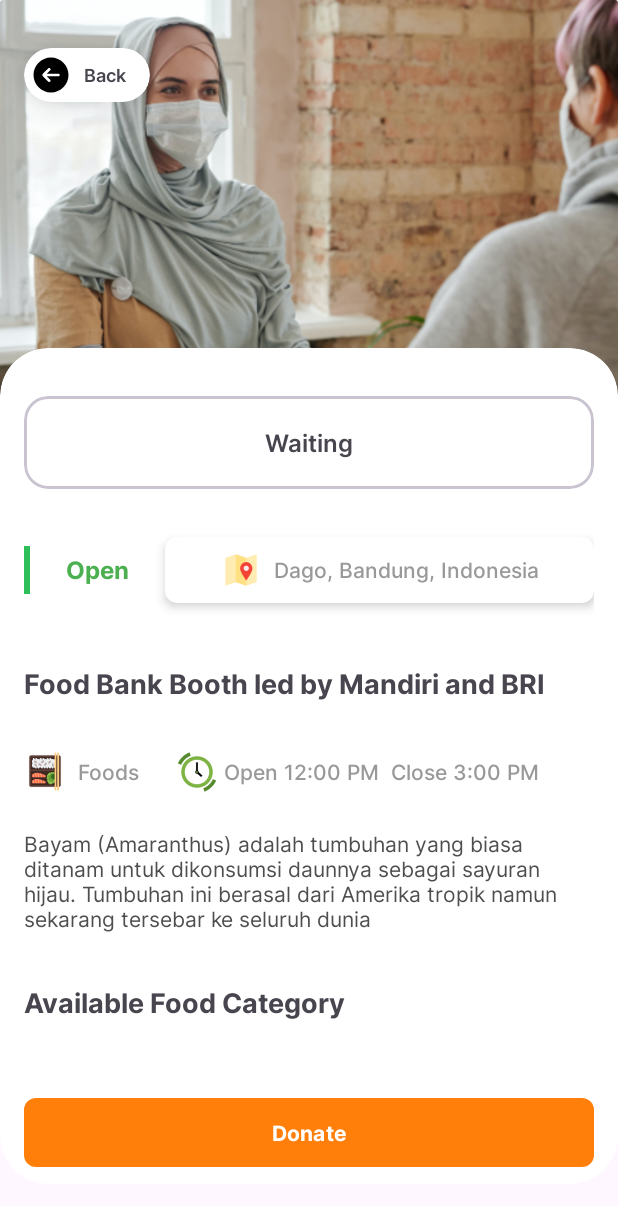
After one commit to Gity-Headquarters/FoodBank, an Android app: the DetailBoothActivity screen opened directly, with no data from a screen before it, on a phone screen of 412 x 824 dp. The commit adds this screen. Shown: the top 1206 px of the screen. Run offline under Robolectric (Android 15) with nearby library versions, the phone set to English and light mode, and no system bars.

Commit message:
Berhasil implement desain untuk halalaman Detail Booth

```diff
--- a/app/src/main/AndroidManifest.xml
+++ b/app/src/main/AndroidManifest.xml
@@ -2,7 +2,7 @@
 <manifest xmlns:android="http://schemas.android.com/apk/res/android"
     xmlns:tools="http://schemas.android.com/tools">
 
-    <uses-permission android:name="android.permission.INTERNET"/>
+    <uses-permission android:name="android.permission.INTERNET" />
 
     <application
         android:allowBackup="true"
@@ -14,6 +14,9 @@
         android:supportsRtl="true"
         android:theme="@style/Theme.FoodBank"
         tools:targetApi="31">
+        <activity
+            android:name=".ui.activity.detail.DetailBoothActivity"
+            android:exported="false" />
         <activity
             android:name=".ui.activity.session.OnBoardingActivity"
             android:exported="false" />
--- a/app/src/main/java/com/gity/foodbank/data/remote/retrofit/service/Service.kt
+++ b/app/src/main/java/com/gity/foodbank/data/remote/retrofit/service/Service.kt
@@ -1,5 +1,7 @@
 package com.gity.foodbank.data.remote.retrofit.service
 
+import com.gity.foodbank.data.model.DataItem
+import com.gity.foodbank.data.model.ListBoothResponse
 import com.gity.foodbank.data.model.LoginResponse
 import com.gity.foodbank.data.model.LoginResponseDicoding
 import com.gity.foodbank.data.model.LoginResponseDicodingResult
@@ -10,6 +12,7 @@ import retrofit2.Response
 import retrofit2.http.Body
 import retrofit2.http.Field
 import retrofit2.http.FormUrlEncoded
+import retrofit2.http.GET
 import retrofit2.http.Header
 import retrofit2.http.POST
 
@@ -31,4 +34,7 @@ interface Service {
         @Field("password") password: String
     ): Response<RegisterResponse>
 
+    @GET("booth")
+    suspend fun getListBooth(): Response<List<DataItem>>
+
 }
--- a/app/src/main/java/com/gity/foodbank/factory/ViewModelFactory.kt
+++ b/app/src/main/java/com/gity/foodbank/factory/ViewModelFactory.kt
@@ -3,8 +3,10 @@ package com.gity.foodbank.factory
 import androidx.lifecycle.ViewModel
 import androidx.lifecycle.ViewModelProvider
 import com.gity.foodbank.repository.Repository
+import com.gity.foodbank.ui.activity.detail.DetailBoothViewModel
 import com.gity.foodbank.ui.activity.login.LoginViewModel
 import com.gity.foodbank.ui.activity.register.RegisterViewModel
+import com.gity.foodbank.ui.fragment.home.HomeViewModel
 
 @Suppress("UNCHECKED_CAST")
 class ViewModelFactory(private val repository: Repository) : ViewModelProvider.Factory {
@@ -13,6 +15,10 @@ class ViewModelFactory(private val repository: Repository) : ViewModelProvider.F
             return LoginViewModel(repository) as T
         } else if (modelClass.isAssignableFrom(RegisterViewModel::class.java)) {
             return RegisterViewModel(repository) as T
+        } else if (modelClass.isAssignableFrom(HomeViewModel::class.java)) {
+            return HomeViewModel(repository) as T
+        } else if (modelClass.isAssignableFrom(DetailBoothViewModel::class.java)) {
+            return DetailBoothViewModel(repository) as T
         }
         throw IllegalArgumentException("Unknown ViewModel class")
     }
--- a/app/src/main/java/com/gity/foodbank/repository/Repository.kt
+++ b/app/src/main/java/com/gity/foodbank/repository/Repository.kt
@@ -2,6 +2,8 @@ package com.gity.foodbank.repository
 
 
 import android.util.Log
+import com.gity.foodbank.data.model.DataItem
+import com.gity.foodbank.data.model.ListBoothResponse
 import com.gity.foodbank.data.model.LoginResponse
 import com.gity.foodbank.data.model.LoginResponseDicoding
 import com.gity.foodbank.data.model.RegisterResponse
@@ -42,5 +44,9 @@ class Repository(private val apiService: Service) {
         }
     }
 
+    suspend fun getListBooth(): Response<List<DataItem>> {
+        return apiService.getListBooth()
+    }
+
 
 }
--- /dev/null
+++ b/app/src/main/java/com/gity/foodbank/ui/activity/detail/DetailBoothActivity.kt
@@ -0,0 +1,25 @@
+package com.gity.foodbank.ui.activity.detail
+
+import android.os.Bundle
+import androidx.appcompat.app.AppCompatActivity
+import androidx.lifecycle.ViewModelProvider
+import com.gity.foodbank.databinding.ActivityDetailBoothBinding
+import com.gity.foodbank.di.Injection
+import com.gity.foodbank.factory.ViewModelFactory
+
+class DetailBoothActivity : AppCompatActivity() {
+
+    private lateinit var binding: ActivityDetailBoothBinding
+    private lateinit var viewModel: DetailBoothViewModel
+    override fun onCreate(savedInstanceState: Bundle?) {
+        super.onCreate(savedInstanceState)
+        binding = ActivityDetailBoothBinding.inflate(layoutInflater)
+        setContentView(binding.root)
+
+        val injection = Injection.provideRepository()
+        val viewModelFactory = ViewModelFactory(injection)
+        viewModel = ViewModelProvider(this, viewModelFactory)[DetailBoothViewModel::class.java]
+
+
+    }
+}
--- /dev/null
+++ b/app/src/main/java/com/gity/foodbank/ui/activity/detail/DetailBoothViewModel.kt
@@ -0,0 +1,10 @@
+package com.gity.foodbank.ui.activity.detail
+
+import androidx.lifecycle.ViewModel
+import com.gity.foodbank.repository.Repository
+
+class DetailBoothViewModel(private val repository: Repository) : ViewModel() {
+
+
+
+}
--- /dev/null
+++ b/app/src/main/res/drawable/ic_arrow_back_rounded.xml
@@ -0,0 +1,11 @@
+<vector xmlns:android="http://schemas.android.com/apk/res/android"
+    android:width="24dp"
+    android:height="24dp"
+    android:viewportWidth="24"
+    android:viewportHeight="24">
+  <path
+      android:fillColor="#FF000000"
+      android:pathData="m12.012,2c5.518,0 9.997,4.48 9.997,9.998 0,5.517 -4.479,9.997 -9.997,9.997s-9.998,-4.48 -9.998,-9.997c0,-5.518 4.48,-9.998 9.998,-9.998zM10.489,8.21s-1.502,1.505 -3.255,3.259c-0.147,0.147 -0.22,0.339 -0.22,0.531s0.073,0.383 0.22,0.53c1.753,1.754 3.254,3.258 3.254,3.258 0.145,0.145 0.335,0.217 0.526,0.217 0.192,-0.001 0.384,-0.074 0.531,-0.221 0.292,-0.293 0.294,-0.766 0.003,-1.057l-1.977,-1.977h6.693c0.414,0 0.75,-0.336 0.75,-0.75s-0.336,-0.75 -0.75,-0.75h-6.693l1.978,-1.979c0.29,-0.289 0.287,-0.762 -0.006,-1.054 -0.147,-0.147 -0.339,-0.221 -0.53,-0.222 -0.19,0 -0.38,0.071 -0.524,0.215z"
+      android:strokeLineJoin="round"
+      android:fillType="nonZero"/>
+</vector>
--- /dev/null
+++ b/app/src/main/res/drawable/ic_green_line.xml
@@ -0,0 +1,11 @@
+<vector xmlns:android="http://schemas.android.com/apk/res/android"
+    android:width="4dp"
+    android:height="32dp"
+    android:viewportWidth="4"
+    android:viewportHeight="32">
+  <path
+      android:pathData="M2,0L2,32"
+      android:strokeWidth="4"
+      android:fillColor="#00000000"
+      android:strokeColor="#2FBF5A"/>
+</vector>
--- /dev/null
+++ b/app/src/main/res/layout/activity_detail_booth.xml
@@ -0,0 +1,373 @@
+<?xml version="1.0" encoding="utf-8"?>
+<androidx.constraintlayout.widget.ConstraintLayout xmlns:android="http://schemas.android.com/apk/res/android"
+    xmlns:app="http://schemas.android.com/apk/res-auto"
+    xmlns:tools="http://schemas.android.com/tools"
+    android:layout_width="match_parent"
+    android:layout_height="match_parent"
+    tools:context=".ui.activity.detail.DetailBoothActivity">
+
+    <androidx.core.widget.NestedScrollView
+        android:layout_width="0dp"
+        android:layout_height="0dp"
+        app:layout_constraintBottom_toBottomOf="parent"
+        app:layout_constraintEnd_toEndOf="parent"
+        app:layout_constraintStart_toStartOf="parent"
+        app:layout_constraintTop_toTopOf="parent">
+
+        <LinearLayout
+            android:layout_width="match_parent"
+            android:layout_height="match_parent"
+            android:orientation="vertical"
+            app:layout_constraintBottom_toBottomOf="parent"
+            app:layout_constraintEnd_toEndOf="parent"
+            app:layout_constraintStart_toStartOf="parent"
+            app:layout_constraintTop_toTopOf="parent">
+
+            <!--  Top  -->
+            <FrameLayout
+                android:layout_width="wrap_content"
+                android:layout_height="wrap_content">
+
+                <androidx.cardview.widget.CardView
+                    app:cardElevation="0dp"
+                    android:elevation="0dp"
+                    android:layout_width="match_parent"
+                    android:layout_height="264dp">
+
+                    <!--  Booth Image  -->
+                    <ImageView
+                        android:id="@+id/iv_booth_image"
+                        android:layout_width="match_parent"
+                        android:layout_height="match_parent"
+                        android:scaleType="centerCrop"
+                        android:src="@drawable/foodbank1" />
+
+                    <!--  Button Back  -->
+                    <androidx.cardview.widget.CardView
+                        android:layout_width="wrap_content"
+                        android:layout_height="wrap_content"
+                        android:layout_marginStart="16dp"
+                        android:layout_marginTop="32dp"
+                        android:elevation="16dp"
+                        app:cardCornerRadius="32dp"
+                        app:cardElevation="16dp">
+
+                        <LinearLayout
+                            android:layout_width="wrap_content"
+                            android:layout_height="wrap_content"
+                            android:layout_gravity="center"
+                            android:gravity="center"
+                            android:orientation="horizontal">
+
+                            <ImageView
+                                android:layout_width="28dp"
+                                android:layout_height="28dp"
+                                android:layout_margin="4dp"
+                                android:src="@drawable/ic_arrow_back_rounded" />
+
+                            <TextView
+                                android:layout_width="wrap_content"
+                                android:layout_height="wrap_content"
+                                android:layout_marginStart="4dp"
+                                android:layout_marginEnd="16dp"
+                                android:fontFamily="@font/inter_semibold"
+                                android:text="Back"
+                                android:textSize="12sp" />
+
+                        </LinearLayout>
+
+                    </androidx.cardview.widget.CardView>
+
+                </androidx.cardview.widget.CardView>
+
+            </FrameLayout>
+
+            <!--  Bottom  -->
+            <androidx.cardview.widget.CardView
+                android:layout_width="match_parent"
+                android:layout_height="match_parent"
+                android:layout_marginTop="-32dp"
+                android:background="@color/white"
+                android:elevation="0dp"
+                app:cardElevation="0dp"
+                android:backgroundTint="@color/white"
+                app:cardCornerRadius="32dp">
+
+                <LinearLayout
+                    android:layout_width="match_parent"
+                    android:layout_height="match_parent"
+                    android:orientation="vertical">
+
+                    <!--  Status Request  -->
+                    <com.google.android.material.card.MaterialCardView
+                        android:layout_width="match_parent"
+                        android:layout_height="62dp"
+                        android:layout_marginStart="16dp"
+                        android:layout_marginTop="32dp"
+                        android:layout_marginEnd="16dp"
+                        android:layout_marginBottom="16dp"
+                        android:backgroundTint="@color/white"
+                        app:cardCornerRadius="16dp"
+                        app:strokeWidth="2dp">
+
+                        <TextView
+                            android:layout_width="wrap_content"
+                            android:layout_height="wrap_content"
+                            android:layout_gravity="center"
+                            android:fontFamily="@font/inter_semibold"
+                            android:text="Waiting"
+                            android:textSize="16dp" />
+
+                    </com.google.android.material.card.MaterialCardView>
+
+                    <!--  Status Open & Address  -->
+                    <LinearLayout
+                        android:layout_width="match_parent"
+                        android:layout_height="wrap_content"
+                        android:layout_marginStart="16dp"
+                        android:layout_marginEnd="16dp"
+                        android:orientation="horizontal">
+
+                        <ImageView
+                            android:layout_width="wrap_content"
+                            android:layout_height="match_parent"
+                            android:src="@drawable/ic_green_line" />
+
+                        <TextView
+                            android:layout_width="wrap_content"
+                            android:layout_height="wrap_content"
+                            android:layout_gravity="center"
+                            android:layout_marginStart="24dp"
+                            android:layout_marginEnd="24dp"
+                            android:fontFamily="@font/inter_bold"
+                            android:text="Open"
+                            android:textColor="#4CAF50"
+                            android:textSize="16sp" />
+
+                        <androidx.cardview.widget.CardView
+                            android:layout_width="match_parent"
+                            android:layout_height="44dp"
+                            android:layout_marginTop="16dp"
+                            android:layout_marginBottom="16dp"
+                            android:elevation="8dp"
+                            app:cardCornerRadius="8dp"
+                            app:cardElevation="4dp">
+
+                            <LinearLayout
+                                android:layout_width="match_parent"
+                                android:layout_height="match_parent"
+                                android:layout_gravity="center"
+                                android:gravity="center"
+
+                                android:orientation="horizontal">
+
+                                <ImageView
+                                    android:layout_width="28dp"
+                                    android:layout_height="28dp"
+                                    android:layout_marginEnd="4dp"
+                                    android:src="@drawable/ic_map_color" />
+
+                                <TextView
+                                    android:layout_width="wrap_content"
+                                    android:layout_height="wrap_content"
+                                    android:layout_marginStart="4dp"
+                                    android:fontFamily="@font/inter_medium"
+                                    android:text="Dago, Bandung, Indonesia"
+                                    android:textColor="#999999" />
+
+                            </LinearLayout>
+
+                        </androidx.cardview.widget.CardView>
+
+                    </LinearLayout>
+
+                    <!--  Title Booth  -->
+                    <TextView
+                        android:layout_width="wrap_content"
+                        android:layout_height="wrap_content"
+                        android:layout_marginStart="16dp"
+                        android:layout_marginTop="24dp"
+                        android:layout_marginEnd="16dp"
+                        android:ellipsize="end"
+                        android:fontFamily="@font/inter_bold"
+                        android:maxLines="2"
+                        android:text="Food Bank Booth led by Mandiri and BRI"
+                        android:textSize="18sp" />
+
+                    <!--  Additonal Information ( Total Foods & Time Open & Closed  -->
+                    <LinearLayout
+                        android:layout_width="match_parent"
+                        android:layout_height="wrap_content"
+                        android:layout_marginStart="16dp"
+                        android:layout_marginTop="32dp"
+                        android:layout_marginEnd="16dp"
+                        android:orientation="horizontal">
+
+                        <!--  Total Foods  -->
+                        <LinearLayout
+                            android:layout_width="wrap_content"
+                            android:layout_height="wrap_content"
+                            android:layout_gravity="center"
+                            android:gravity="center"
+                            android:orientation="horizontal">
+
+                            <ImageView
+                                android:layout_width="28dp"
+                                android:layout_height="28dp"
+                                android:layout_marginEnd="4dp"
+                                android:src="@drawable/ic_food_color" />
+
+                            <TextView
+                                android:layout_width="wrap_content"
+                                android:layout_height="wrap_content"
+                                android:fontFamily="@font/inter_medium"
+                                android:textColor="#999999"
+                                android:textSize="14sp"
+                                tools:text="400" />
+
+                            <TextView
+                                android:layout_width="wrap_content"
+                                android:layout_height="wrap_content"
+                                android:layout_marginStart="4dp"
+                                android:fontFamily="@font/inter_medium"
+                                android:text="Foods"
+                                android:textColor="#999999"
+                                android:textSize="14sp" />
+                        </LinearLayout>
+
+                        <!--  Time Open & Closed  -->
+                        <LinearLayout
+                            android:layout_width="wrap_content"
+                            android:layout_height="wrap_content"
+                            android:layout_gravity="center"
+                            android:layout_marginStart="24dp"
+                            android:gravity="center"
+                            android:orientation="horizontal">
+
+                            <ImageView
+                                android:layout_width="28dp"
+                                android:layout_height="28dp"
+                                android:layout_marginEnd="4dp"
+                                android:src="@drawable/ic_clock_color" />
+
+                            <!--  Open  -->
+                            <TextView
+                                android:layout_width="wrap_content"
+                                android:layout_height="wrap_content"
+                                android:ellipsize="end"
+                                android:fontFamily="@font/inter_medium"
+                                android:maxLines="1"
+                                android:text="Open"
+                                android:textColor="#999999"
+                                android:textSize="14sp" />
+
+                            <TextView
+                                android:layout_width="wrap_content"
+                                android:layout_height="wrap_content"
+                                android:layout_marginStart="4dp"
+                                android:ellipsize="end"
+                                android:fontFamily="@font/inter_medium"
+                                android:maxLines="1"
+                                android:text="12:00 PM"
+                                android:textColor="#999999"
+                                android:textSize="14sp" />
+
+                            <!--  Close  -->
+                            <TextView
+                                android:layout_width="wrap_content"
+                                android:layout_height="wrap_content"
+                                android:layout_marginStart="8dp"
+                                android:ellipsize="end"
+                                android:fontFamily="@font/inter_medium"
+                                android:maxLines="1"
+                                android:text="Close"
+                                android:textColor="#999999"
+                                android:textSize="14sp" />
+
+                            <TextView
+                                android:layout_width="wrap_content"
+                                android:layout_height="wrap_content"
+                                android:layout_marginStart="4dp"
+                                android:ellipsize="end"
+                                android:fontFamily="@font/inter_medium"
+                                android:maxLines="1"
+                                android:text="3:00 PM"
+                                android:textColor="#999999"
+                                android:textSize="14sp" />
+
+
+                        </LinearLayout>
+
+                    </LinearLayout>
+
+                    <!--  Description Booth  -->
+                    <TextView
+                        android:layout_width="wrap_content"
+                        android:layout_height="wrap_content"
+                        android:layout_marginStart="16dp"
+                        android:layout_marginTop="24dp"
+                        android:layout_marginEnd="14dp"
+                        android:ellipsize="end"
+                        android:fontFamily="@font/inter_reguler"
+                        android:text="Bayam (Amaranthus) adalah tumbuhan yang biasa ditanam untuk dikonsumsi daunnya sebagai sayuran hijau. Tumbuhan ini berasal dari Amerika tropik namun sekarang tersebar ke seluruh dunia"
+                        android:textColor="#4E4E4E"
+                        android:textSize="14sp" />
+
+                    <LinearLayout
+                        android:layout_width="match_parent"
+                        android:layout_height="wrap_content"
+                        android:layout_marginStart="16dp"
+                        android:layout_marginTop="32dp"
+                        android:layout_marginEnd="16dp"
+                        android:layout_marginBottom="100dp"
+                        android:orientation="vertical">
+
+                        <!-- Available Food Category -->
+                        <TextView
+                            android:layout_width="wrap_content"
+                            android:layout_height="wrap_content"
+                            android:ellipsize="end"
+                            android:fontFamily="@font/inter_bold"
+                            android:maxLines="2"
+                            android:text="Available Food Category"
+                            android:textSize="18sp" />
+
+                        <androidx.recyclerview.widget.RecyclerView
+                            android:layout_width="wrap_content"
+                            android:layout_height="wrap_content"
+                            android:layout_marginTop="8dp"
+                            tools:itemCount="1"
+                            tools:listitem="@layout/list_item_other_donations" />
+
+                    </LinearLayout>
+
+                </LinearLayout>
+
+
+            </androidx.cardview.widget.CardView>
+
+
+        </LinearLayout>
+
+    </androidx.core.widget.NestedScrollView>
+
+
+
+    <!-- Button Donate -->
+    <com.google.android.material.button.MaterialButton
+        android:id="@+id/materialButton"
+        android:layout_width="0dp"
+        android:layout_height="54dp"
+        android:layout_marginStart="16dp"
+        android:layout_marginEnd="16dp"
+        android:layout_marginBottom="42dp"
+        android:fontFamily="@font/inter_bold"
+        android:text="Donate"
+        android:textSize="14sp"
+        app:cornerRadius="8dp"
+        app:layout_constraintBottom_toBottomOf="parent"
+        app:layout_constraintEnd_toEndOf="parent"
+        app:layout_constraintStart_toStartOf="parent" />
+
+
+</androidx.constraintlayout.widget.ConstraintLayout>
```
Also changed, not shown: app/src/main/java/com/gity/foodbank/data/adapter/ListItemBoothAdapter.kt (+41 -37 lines), app/src/main/java/com/gity/foodbank/data/model/ListBoothResponse.kt (added, +64 -0 lines), app/src/main/java/com/gity/foodbank/ui/fragment/home/HomeFragment.kt (+17 -54 lines), app/src/main/java/com/gity/foodbank/ui/fragment/home/HomeViewModel.kt (+26 -1 lines).
